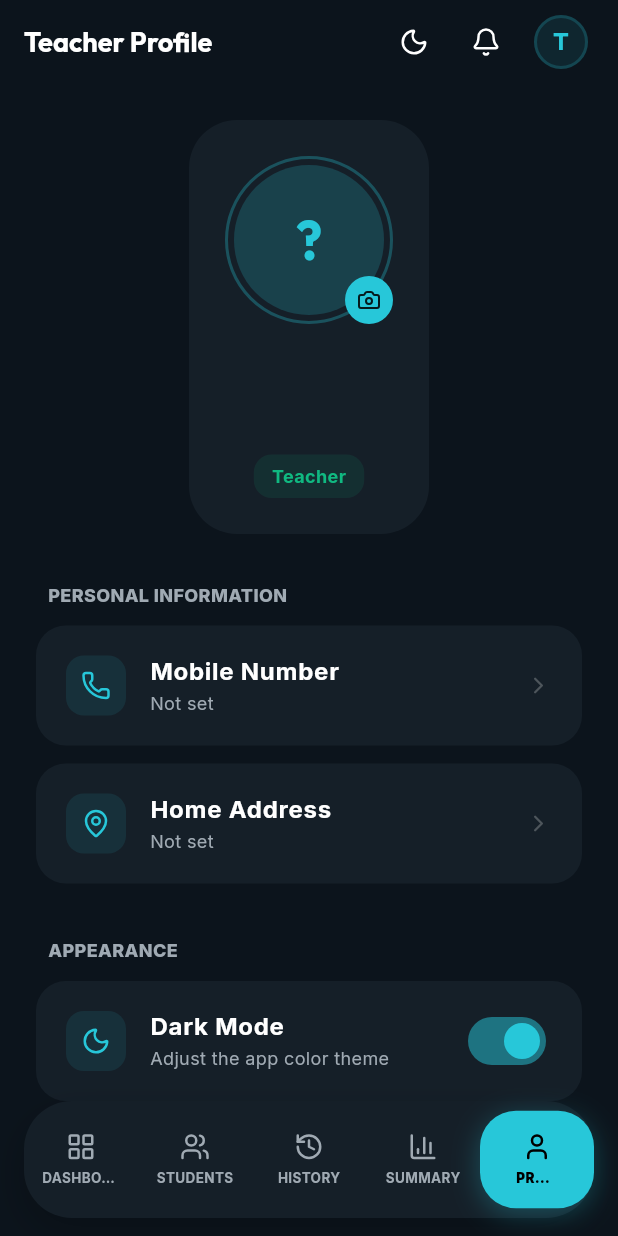
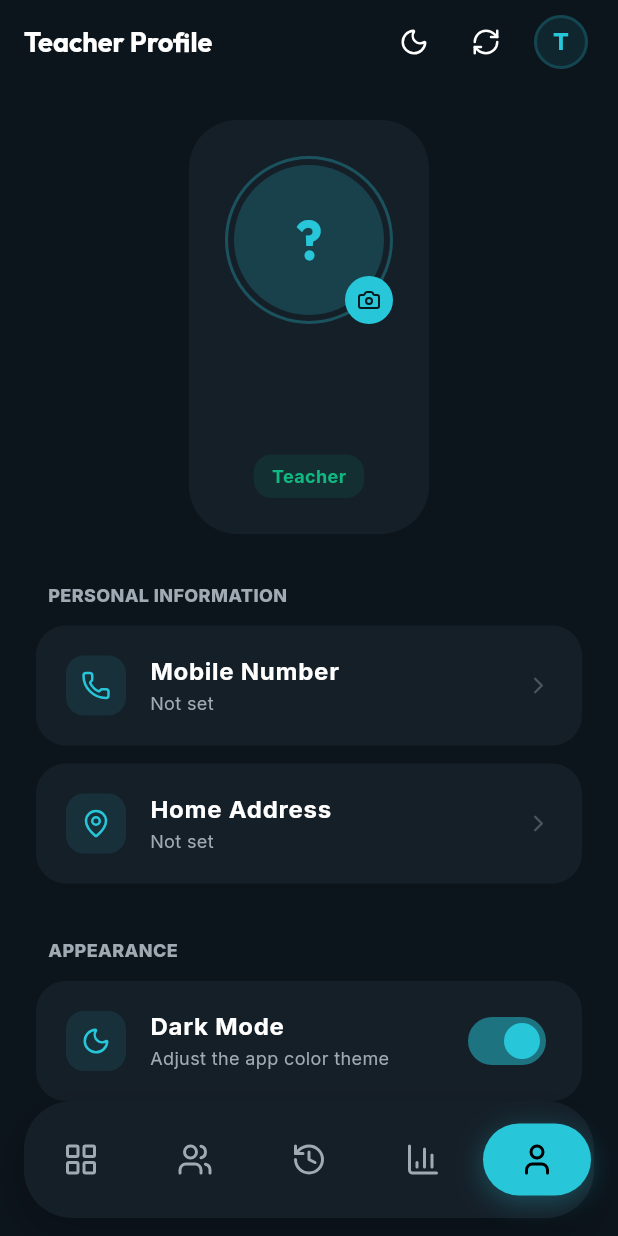
Before and after one commit to Dev-Pavithan/wstsc_att, a Flutter app: the DashboardWrapper screen opened directly, after a tap on an icon or button, on a phone screen of 412 x 824 dp. Run offline on Flutter 3.47's test engine with Material 3 defaults, Android fonts, the phone set to English and light mode, and no system bars; our stand-ins replace device_info_plus, flutter_secure_storage, google_fonts, image_picker, local_auth, lucide_icons and 1 more; accounts and stored records are empty; network calls fail.

Commit message:
implement attendance history module and complete core application structure

```diff
--- a/lib/screens/attendance_screen.dart
+++ b/lib/screens/attendance_screen.dart
@@ -5,6 +5,7 @@ import 'package:intl/intl.dart';
 import '../app_theme.dart';
 import '../mock_data.dart';
 import '../services/api_service.dart';
+import '../main.dart';
 
 
 class AttendanceScreen extends StatefulWidget {
@@ -31,6 +32,7 @@ class _AttendanceScreenState extends State<AttendanceScreen> with SingleTickerPr
     _animationController = AnimationController(vsync: this, duration: const Duration(milliseconds: 1000));
     _animationController.forward();
     _loadInitialData();
+    globalRefreshNotifier.addListener(_loadInitialData);
   }
 
   Future<void> _loadInitialData() async {
@@ -72,6 +74,7 @@ class _AttendanceScreenState extends State<AttendanceScreen> with SingleTickerPr
 
   @override
   void dispose() {
+    globalRefreshNotifier.removeListener(_loadInitialData);
     _animationController.dispose();
     _searchController.dispose();
     super.dispose();
--- a/lib/screens/class_list_screen.dart
+++ b/lib/screens/class_list_screen.dart
@@ -46,6 +46,7 @@ class _ClassListScreenState extends State<ClassListScreen> with SingleTickerProv
     // Listen for global attendance updates or tab switches
     attendanceRefreshNotifier.addListener(_onGlobalRefresh);
     dashboardIndexNotifier.addListener(_onTabSwitch);
+    globalRefreshNotifier.addListener(_onGlobalRefresh);
   }
 
   void _onGlobalRefresh() {
@@ -64,6 +65,7 @@ class _ClassListScreenState extends State<ClassListScreen> with SingleTickerProv
     _controller.dispose();
     attendanceRefreshNotifier.removeListener(_onGlobalRefresh);
     dashboardIndexNotifier.removeListener(_onTabSwitch);
+    globalRefreshNotifier.removeListener(_onGlobalRefresh);
     super.dispose();
   }
 
@@ -303,9 +305,7 @@ class _ClassListScreenState extends State<ClassListScreen> with SingleTickerProv
                         style: GoogleFonts.inter(fontSize: 16, fontWeight: FontWeight.bold,
                           color: isDark ? Colors.white : Colors.black87)),
                       const SizedBox(height: 4),
-                      Text('ID: ${cls.id}',
-                        style: GoogleFonts.inter(fontSize: 12,
-                          color: isDark ? Colors.white38 : Colors.black45)),
+
                     ],
                   ),
                 ),
--- a/lib/screens/dashboard_wrapper.dart
+++ b/lib/screens/dashboard_wrapper.dart
@@ -151,7 +151,7 @@ class _DashboardWrapperState extends State<DashboardWrapper> {
               duration: const Duration(milliseconds: 300),
               padding: EdgeInsets.symmetric(
                 horizontal: isSelected ? 24 : 12,
-                vertical: isSelected ? 14 : 8
+                vertical: isSelected ? 12 : 8
               ),
               decoration: isSelected
                 ? BoxDecoration(
@@ -166,30 +166,12 @@ class _DashboardWrapperState extends State<DashboardWrapper> {
                     ],
                   )
                 : null,
-              child: Column(
-                mainAxisSize: MainAxisSize.min,
-                children: [
-                  Icon(
-                    icon,
-                    size: 20,
-                    color: isSelected
-                      ? (isDark ? Colors.black : Colors.white)
-                      : (isDark ? AppTheme.darkTextSecondary : AppTheme.lightTextSecondary)
-                  ),
-                  const SizedBox(height: 4),
-                  Text(
-                    label,
-                    maxLines: 1,
-                    overflow: TextOverflow.ellipsis,
-                    style: GoogleFonts.inter(
-                      fontSize: 9,
-                      fontWeight: isSelected ? FontWeight.w900 : FontWeight.w700,
-                      color: isSelected
-                        ? (isDark ? Colors.black : Colors.white)
-                        : (isDark ? AppTheme.darkTextSecondary : AppTheme.lightTextSecondary)
-                    )
-                  ),
-                ],
+              child: Icon(
+                icon,
+                size: 24, // Increased from 20 for icon-only layout
+                color: isSelected
+                  ? (isDark ? Colors.black : Colors.white)
+                  : (isDark ? AppTheme.darkTextSecondary : AppTheme.lightTextSecondary)
               ),
             ),
           ],
--- a/lib/screens/forgot_passcode_screen.dart
+++ b/lib/screens/forgot_passcode_screen.dart
@@ -23,7 +23,7 @@ class _ForgotPasscodeScreenState extends State<ForgotPasscodeScreen> {
   int _step = 1; // 1: Enter Email, 2: Enter Code + New PIN
 
   String _getApiUrl(String endpoint) {
-    const String baseUrl = 'https://urbanviewre.com/wstsc-backend';
+    const String baseUrl = 'https://wstsc.org.au/backend';
     return '$baseUrl/api/$endpoint';
   }
 
--- a/lib/screens/history_screen.dart
+++ b/lib/screens/history_screen.dart
@@ -37,6 +37,7 @@ class _HistoryScreenState extends State<HistoryScreen> {
     // Listen for global attendance updates or tab switches
     attendanceRefreshNotifier.addListener(_onGlobalRefresh);
     dashboardIndexNotifier.addListener(_onTabSwitch);
+    globalRefreshNotifier.addListener(_onGlobalRefresh);
   }
 
   void _onGlobalRefresh() {
@@ -53,6 +54,7 @@ class _HistoryScreenState extends State<HistoryScreen> {
   void dispose() {
     attendanceRefreshNotifier.removeListener(_onGlobalRefresh);
     dashboardIndexNotifier.removeListener(_onTabSwitch);
+    globalRefreshNotifier.removeListener(_onGlobalRefresh);
     _searchController.dispose();
     super.dispose();
   }
--- a/lib/screens/link_device_screen.dart
+++ b/lib/screens/link_device_screen.dart
@@ -66,7 +66,7 @@ class _LinkDeviceScreenState extends State<LinkDeviceScreen> {
 
     try {
       final deviceId = await _getDeviceId();
-      const String apiUrl = 'https://urbanviewre.com/wstsc-backend/api/link-device';
+      const String apiUrl = 'https://wstsc.org.au/backend/api/link-device';
 
       final response = await http.post(
         Uri.parse(apiUrl),
--- a/lib/screens/summary_screen.dart
+++ b/lib/screens/summary_screen.dart
@@ -29,6 +29,7 @@ class _SummaryScreenState extends State<SummaryScreen> {
     // Listen for global attendance updates or tab switches
     attendanceRefreshNotifier.addListener(_onGlobalRefresh);
     dashboardIndexNotifier.addListener(_onTabSwitch);
+    globalRefreshNotifier.addListener(_onGlobalRefresh);
   }
 
   void _onGlobalRefresh() {
@@ -45,6 +46,7 @@ class _SummaryScreenState extends State<SummaryScreen> {
   void dispose() {
     attendanceRefreshNotifier.removeListener(_onGlobalRefresh);
     dashboardIndexNotifier.removeListener(_onTabSwitch);
+    globalRefreshNotifier.removeListener(_onGlobalRefresh);
     super.dispose();
   }
 
--- a/lib/services/api_service.dart
+++ b/lib/services/api_service.dart
@@ -5,41 +5,56 @@ import 'package:flutter/foundation.dart';
 import 'package:image_picker/image_picker.dart';
 
 class ApiService {
-  static const String baseUrl = 'https://urbanviewre.com/wstsc-backend/api';
+  static const String baseUrl = 'https://wstsc.org.au/backend/api';
 
   String get _url => baseUrl;
 
   Future<Map<String, String>> _getHeaders() async {
     final prefs = await SharedPreferences.getInstance();
     final token = prefs.getString('auth_token') ?? '';
-    final deviceId = prefs.getString('device_id') ?? '';
 
     return {
       'Content-Type': 'application/json',
       'Accept': 'application/json',
       'Authorization': 'Bearer $token',
-      'device_id': deviceId,
+      // Removed device_id from headers to bypass CORS preflight
     };
   }
 
   Future<dynamic> get(String endpoint) async {
-    final url = Uri.parse('$_url/$endpoint');
+    final prefs = await SharedPreferences.getInstance();
+    final deviceId = prefs.getString('device_id') ?? '';
+
+    // Append device_id as query parameter to bypass CORS
+    final uri = Uri.parse('$_url/$endpoint');
+    final queryParams = Map<String, String>.from(uri.queryParameters);
+    queryParams['device_id'] = deviceId;
+
+    final finalUrl = uri.replace(queryParameters: queryParams);
     final headers = await _getHeaders();
 
-    debugPrint('API GET: $url');
-    final response = await http.get(url, headers: headers);
+    debugPrint('API GET: $finalUrl');
+    final response = await http.get(finalUrl, headers: headers);
     debugPrint('API Response [${response.statusCode}]: ${response.body}');
 
     return _handleResponse(response);
   }
 
   Future<dynamic> post(String endpoint, Map<String, dynamic> body) async {
-    final url = Uri.parse('$_url/$endpoint');
+    final prefs = await SharedPreferences.getInstance();
+    final deviceId = prefs.getString('device_id') ?? '';
+
+    // Append device_id as query parameter to bypass CORS
+    final uri = Uri.parse('$_url/$endpoint');
+    final queryParams = Map<String, String>.from(uri.queryParameters);
+    queryParams['device_id'] = deviceId;
+
+    final finalUrl = uri.replace(queryParameters: queryParams);
     final headers = await _getHeaders();
 
-    debugPrint('API POST: $url');
+    debugPrint('API POST: $finalUrl');
     debugPrint('API Body: ${jsonEncode(body)}');
-    final response = await http.post(url, headers: headers, body: jsonEncode(body));
+    final response = await http.post(finalUrl, headers: headers, body: jsonEncode(body));
     debugPrint('API Response [${response.statusCode}]: ${response.body}');
 
     return _handleResponse(response);
@@ -61,15 +76,21 @@ class ApiService {
   }
 
   Future<dynamic> updateProfilePicture(XFile xFile) async {
-    final url = Uri.parse('$_url/profile/picture');
     final prefs = await SharedPreferences.getInstance();
-    final token = prefs.getString('auth_token') ?? '';
     final deviceId = prefs.getString('device_id') ?? '';
 
-    var request = http.MultipartRequest('POST', url);
+    // Append device_id as query parameter
+    final uri = Uri.parse('$_url/profile/picture');
+    final finalUrl = uri.replace(queryParameters: {
+      ...uri.queryParameters,
+      'device_id': deviceId,
+    });
+
+    final token = prefs.getString('auth_token') ?? '';
+
+    var request = http.MultipartRequest('POST', finalUrl);
     request.headers.addAll({
       'Authorization': 'Bearer $token',
-      'device_id': deviceId,
       'Accept': 'application/json',
     });
 
@@ -89,7 +110,7 @@ class ApiService {
     final streamedResponse = await request.send();
     final response = await http.Response.fromStream(streamedResponse);
 
-    debugPrint('API Multipart POST: $url');
+    debugPrint('API Multipart POST: $finalUrl');
     debugPrint('API Response [${response.statusCode}]: ${response.body}');
 
     return _handleResponse(response);
--- a/lib/services/biometric_service.dart
+++ b/lib/services/biometric_service.dart
@@ -5,6 +5,7 @@ import 'package:flutter_secure_storage/flutter_secure_storage.dart';
 import 'package:shared_preferences/shared_preferences.dart';
 
 class BiometricService {
+  /*
   static final LocalAuthentication _auth = LocalAuthentication();
   static const _storage = FlutterSecureStorage();
   static const String _lockEnabledKey = 'biometric_lock_enabled';
@@ -47,4 +48,11 @@ class BiometricService {
     final prefs = await SharedPreferences.getInstance();
     await prefs.setBool(_lockEnabledKey, enabled);
   }
+  */
+
+  // STUBBED METHODS TO PREVENT COMPILATION ERRORS
+  static Future<bool> isAvailable() async => false;
+  static Future<bool> authenticate() async => false;
+  static Future<bool> isLockEnabled() async => false;
+  static Future<void> setLockEnabled(bool enabled) async {}
 }
--- a/lib/widgets/custom_app_bar.dart
+++ b/lib/widgets/custom_app_bar.dart
@@ -247,9 +247,15 @@ class _CustomAppBarState extends State<CustomAppBar> {
           icon: Icon(themeNotifier.value == ThemeMode.dark ? LucideIcons.moon : LucideIcons.sun, size: 20),
         ),
         IconButton(
+          onPressed: () {
+            globalRefreshNotifier.value++;
+          },
+          icon: const Icon(LucideIcons.refreshCw, size: 20),
+        ),
+        /* IconButton(
           onPressed: () => _showNotifications(context),
           icon: const Icon(LucideIcons.bell, size: 20),
-        ),
+        ), */
         ValueListenableBuilder<Map<String, dynamic>?>(
           valueListenable: profileNotifier,
           builder: (context, profile, _) {
--- a/pubspec.yaml
+++ b/pubspec.yaml
@@ -16,7 +16,7 @@ publish_to: 'none' # Remove this line if you wish to publish to pub.dev
 # https://developer.apple.com/library/archive/documentation/General/Reference/InfoPlistKeyReference/Articles/CoreFoundationKeys.html
 # In Windows, build-name is used as the major, minor, and patch parts
 # of the product and file versions while build-number is used as the build suffix.
-version: 1.0.0+1
+version: 1.0.0+2
 
 environment:
   sdk: ^3.11.3
```
Also changed, not shown: lib/app_theme.dart (+14 -42 lines), lib/main.dart (+19 -16 lines), lib/screens/app_lock_screen.dart (+9 -0 lines), lib/screens/login_screen.dart (+9 -2 lines), lib/screens/profile_screen.dart (+9 -0 lines), 10 other files.
